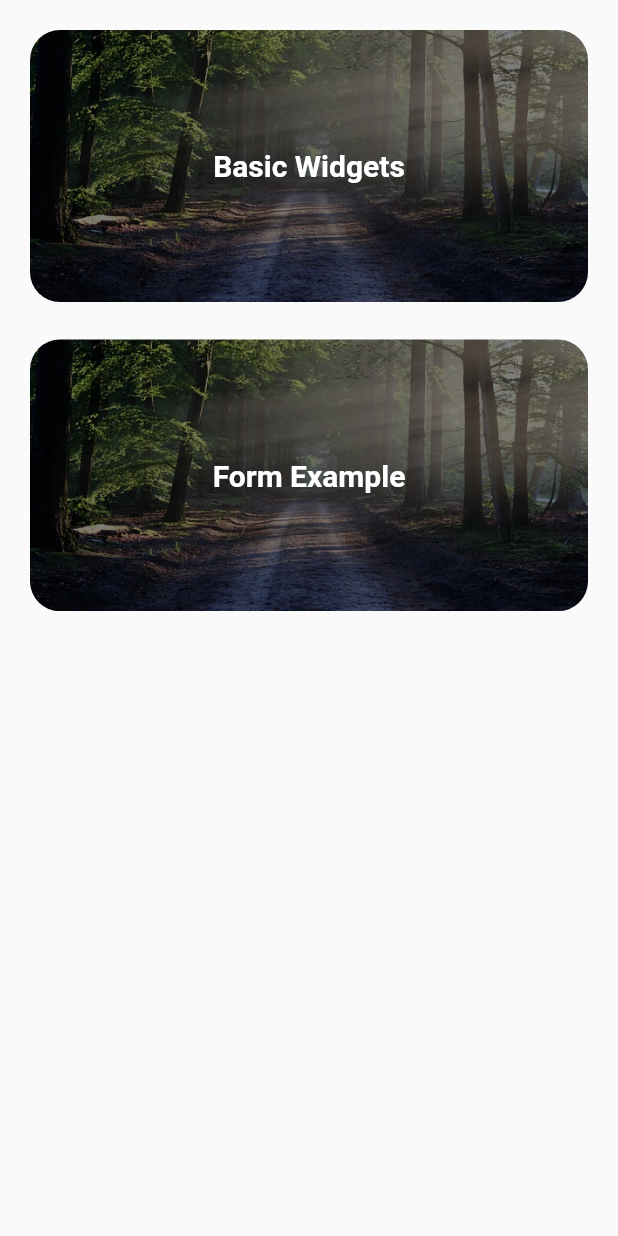
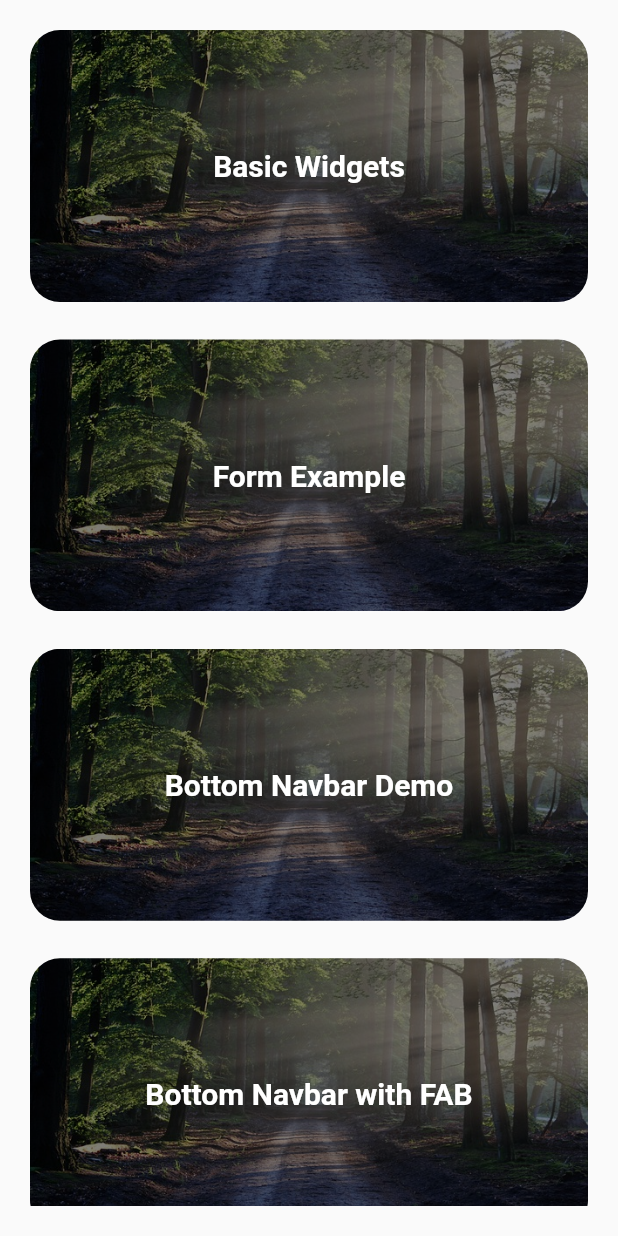
Before and after one commit to JoanNabusoba/flutter_2022_tutorial, a Flutter app: the screen it shows after launch, on a phone screen of 412 x 824 dp. Run offline on Flutter 3.47's test engine with Material 2 defaults, Android fonts, the phone set to English and light mode, and no system bars.

Commit message:
added bottom nav with sliver

```diff
--- a/lib/screens/intro.dart
+++ b/lib/screens/intro.dart
@@ -1,6 +1,9 @@
 import 'package:flutter/material.dart';
+import 'package:my_first_flutter/screens/bottom_nav_demo.dart';
+import 'package:my_first_flutter/screens/bottomnav_withfab.dart';
 import 'package:my_first_flutter/screens/form_ex.dart';
 import 'package:my_first_flutter/screens/home_page.dart';
+import 'package:my_first_flutter/screens/sliver_demo.dart';
 import 'package:my_first_flutter/widgets/intro_card.dart';
 
 class Intro extends StatelessWidget {
@@ -18,23 +21,56 @@ class Intro extends StatelessWidget {
             children: [
               //FIRST CONTAINER
               IntroCard(
-                  cardTitle: "Basic Widgets",
-                  img: "images/forestbg.jpg",
                   onClick: () {
                     Navigator.of(context).push(MaterialPageRoute(
                         builder: (context) => const MyHomePage()));
-                  }),
+                  },
+                  img: "images/forestbg.jpg",
+                  cardTitle: "Basic Widgets"),
               SizedBox(
                 height: 25,
               ),
               //SECOND CONTAINER
               IntroCard(
-                  cardTitle: "Form Example",
-                  img: "images/forestbg.jpg",
                   onClick: () {
                     Navigator.of(context).push(MaterialPageRoute(
                         builder: (context) => const FormEx()));
-                  }),
+                  },
+                  img: "images/forestbg.jpg",
+                  cardTitle: "Form Example"),
+              SizedBox(
+                height: 25,
+              ),
+              //THIRD CONTAINER
+              IntroCard(
+                  onClick: () {
+                    Navigator.of(context).push(MaterialPageRoute(
+                        builder: (context) => const BottomNavbarDemo()));
+                  },
+                  img: "images/forestbg.jpg",
+                  cardTitle: "Bottom Navbar Demo"),
+              SizedBox(
+                height: 25,
+              ),
+              //FOURTH CONTAINER
+              IntroCard(
+                  onClick: () {
+                    Navigator.of(context).push(MaterialPageRoute(
+                        builder: (context) => const BottomnavWithFab()));
+                  },
+                  img: "images/forestbg.jpg",
+                  cardTitle: "Bottom Navbar with FAB"),
+              SizedBox(
+                height: 25,
+              ),
+              //FIFTH CONTAINER
+              IntroCard(
+                  onClick: () {
+                    Navigator.of(context).push(MaterialPageRoute(
+                        builder: (context) => const SliverDemo()));
+                  },
+                  img: "images/forestbg.jpg",
+                  cardTitle: "Sliver Appbar example"),
             ],
           ),
         ),
```
Also changed, not shown: lib/screens/bottom_nav_demo.dart (added, +54 -0 lines), lib/screens/bottomnav_withfab.dart (added, +83 -0 lines), lib/screens/sliver_demo.dart (added, +41 -0 lines).
